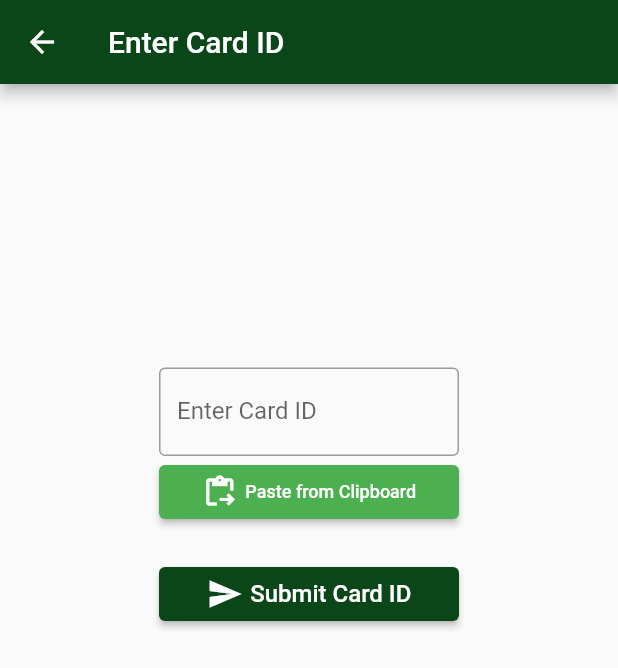
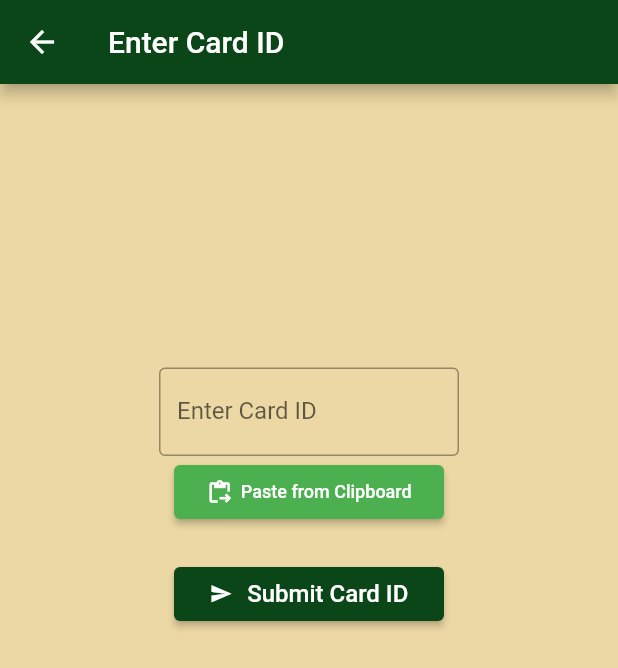
Before and after one commit to mmvergara/psau-rant-flutter, a Flutter app: the screen it shows after launch, item 2 of the bottom bar chosen, after a tap on "Play Card by ID", on a phone screen of 412 x 824 dp. Shown: the top 668 px of the screen. Run offline on Flutter 3.47's test engine with Material 2 defaults, Android fonts, the phone set to English and light mode, and no system bars; our stand-ins replace cloud_firestore, firebase_core, shared_preferences; accounts and stored records are empty.

Commit message:
re organize folders and files

```diff
--- a/lib/pages/flashcards/flash_cards_dashboard_page.dart
+++ /dev/null
@@ -1,33 +0,0 @@
-import 'package:flutter/material.dart';
-import 'package:psau_rant_flutter/pages/flashcards/flash_cards_enter_id_page.dart';
-
-class FlashCardsDashboardPage extends StatefulWidget {
-  const FlashCardsDashboardPage({super.key});
-
-  @override
-  State<FlashCardsDashboardPage> createState() =>
-      _FlashCardsDashboardPageState();
-}
-
-class _FlashCardsDashboardPageState extends State<FlashCardsDashboardPage> {
-  @override
-  Widget build(BuildContext context) {
-    return Scaffold(
-      floatingActionButton: FloatingActionButton.extended(
-        icon: const Icon(Icons.style_outlined),
-        label: const Text("Play Card by ID"),
-        backgroundColor: Colors.amber[700],
-        onPressed: () {
-          Navigator.of(context).push(
-            MaterialPageRoute(builder: (_) => const EnterCardIDPage()),
-          );
-        },
-      ),
-      body: Column(
-        children: const [
-          Text("Flash Cards Dashboard"),
-        ],
-      ),
-    );
-  }
-}
--- a/lib/pages/flashcards/flash_cards_enter_id_page.dart
+++ b/lib/screen/flashcards/enter_cardset_id_page.dart
@@ -1,8 +1,8 @@
 import 'package:flutter/material.dart';
 import 'package:flutter/services.dart';
 import 'package:psau_rant_flutter/models/card_set_model.dart';
-import 'package:psau_rant_flutter/pages/flashcards/flash_cards_preview_page.dart';
-import 'package:psau_rant_flutter/services/cards_service.dart';
+import 'package:psau_rant_flutter/screen/flashcards/card_set_preview_page.dart';
+import 'package:psau_rant_flutter/services/card_set_service.dart';
 import 'package:psau_rant_flutter/theme/psau_colors.dart';
 
 class EnterCardIDPage extends StatefulWidget {
@@ -15,7 +15,7 @@ class EnterCardIDPage extends StatefulWidget {
 class _EnterCardIDPageState extends State<EnterCardIDPage> {
   final _textEditingController = TextEditingController();
   String status = "";
-  final CardSService cservice = CardSService(uid: "");
+  final CardSetService cservice = CardSetService(uid: "");
 
   void _onSubmit() async {
     setState(() {
@@ -40,6 +40,7 @@ class _EnterCardIDPageState extends State<EnterCardIDPage> {
       MaterialPageRoute(
         builder: (_) => CardSetPreviewPage(
           cardSet: cardSet,
+          showSaveOffline: true,
         ),
       ),
     );
@@ -53,8 +54,9 @@ class _EnterCardIDPageState extends State<EnterCardIDPage> {
         title: const Text("Enter Card ID"),
       ),
       body: Container(
+          color: PsauColors.creamBg,
           alignment: Alignment.center,
-          margin: const EdgeInsets.only(top: 150),
+          padding: const EdgeInsets.only(top: 150),
           child: Column(
             children: [
               Container(
@@ -68,12 +70,13 @@ class _EnterCardIDPageState extends State<EnterCardIDPage> {
               TextField(
                 controller: _textEditingController,
                 decoration: const InputDecoration(
-                    border: OutlineInputBorder(),
-                    labelText: 'Enter Card ID',
-                    constraints: BoxConstraints(maxWidth: 200)),
+                  border: OutlineInputBorder(),
+                  labelText: 'Enter Card ID',
+                  constraints: BoxConstraints(maxWidth: 200),
+                ),
               ),
               SizedBox(
-                width: 200,
+                width: 180,
                 child: ElevatedButton(
                   onPressed: () async {
                     final clipboardData = await Clipboard.getData('text/plain');
@@ -84,7 +87,7 @@ class _EnterCardIDPageState extends State<EnterCardIDPage> {
                   child: Row(
                     mainAxisAlignment: MainAxisAlignment.center,
                     children: const [
-                      Icon(Icons.content_paste_go),
+                      Icon(Icons.content_paste_go, size: 18),
                       SizedBox(width: 5),
                       Text(
                         'Paste from Clipboard',
@@ -96,7 +99,7 @@ class _EnterCardIDPageState extends State<EnterCardIDPage> {
               ),
               Container(
                 margin: const EdgeInsets.only(top: 20),
-                width: 200,
+                width: 180,
                 child: ElevatedButton(
                   onPressed: _onSubmit,
                   style: ButtonStyle(
@@ -106,8 +109,11 @@ class _EnterCardIDPageState extends State<EnterCardIDPage> {
                   child: Row(
                     mainAxisAlignment: MainAxisAlignment.center,
                     children: const [
-                      Icon(Icons.send),
-                      SizedBox(width: 5),
+                      Icon(
+                        Icons.send,
+                        size: 15,
+                      ),
+                      SizedBox(width: 10),
                       Text(
                         'Submit Card ID',
                         style: TextStyle(fontSize: 16),
--- a/lib/pages/homepage/home_page.dart
+++ b/lib/screen/home/home_page.dart
@@ -1,7 +1,8 @@
 import 'package:flutter/material.dart';
 import 'package:psau_rant_flutter/models/rant_model.dart';
-import 'package:psau_rant_flutter/pages/rants/rant.dart';
+import 'package:psau_rant_flutter/screen/rants/rant.dart';
 import 'package:psau_rant_flutter/services/rant_service.dart';
+import 'package:psau_rant_flutter/theme/psau_colors.dart';
 
 class HomePage extends StatefulWidget {
   const HomePage({super.key});
@@ -29,12 +30,22 @@ class _HomePageState extends State<HomePage> {
   @override
   Widget build(BuildContext context) {
     return Scaffold(
-        body: ListView.builder(
-      itemCount: rants.length,
-      itemBuilder: (context, index) {
-        Rant rant = rants[index];
-        return RantPiece(rant: rant);
-      },
-    ));
+      body: Container(
+        color: PsauColors.creamBg,
+        child: ListView.builder(
+          itemCount: rants.length,
+          itemBuilder: (context, index) {
+            Rant rant = rants[index];
+            return RantPiece(rant: rant);
+          },
+        ),
+      ),
+      floatingActionButton: FloatingActionButton.extended(
+        onPressed: () {},
+        label: const Text("Create Rant"),
+        icon: const Icon(Icons.campaign),
+        backgroundColor: PsauColors.primaryGreen,
+      ),
+    );
   }
 }
--- /dev/null
+++ b/lib/screen/mycards/mycards_page.dart
@@ -0,0 +1,37 @@
+import 'package:flutter/material.dart';
+import 'package:psau_rant_flutter/screen/flashcards/enter_cardset_id_page.dart';
+import 'package:psau_rant_flutter/theme/psau_colors.dart';
+
+class MyCardsPage extends StatefulWidget {
+  const MyCardsPage({super.key});
+
+  @override
+  State<MyCardsPage> createState() => _MyCardsPageState();
+}
+
+class _MyCardsPageState extends State<MyCardsPage> {
+  @override
+  Widget build(BuildContext context) {
+    return Scaffold(
+      floatingActionButton: FloatingActionButton.extended(
+        icon: const Icon(Icons.style_outlined),
+        label: const Text("Play Card by ID"),
+        backgroundColor: Colors.amber[700],
+        onPressed: () {
+          Navigator.of(context).push(
+            MaterialPageRoute(builder: (_) => const EnterCardIDPage()),
+          );
+        },
+      ),
+      body: Container(
+        width: double.infinity,
+        color: PsauColors.creamBg,
+        child: Column(
+          children: const [
+            Text("Flash Cards Dashboard"),
+          ],
+        ),
+      ),
+    );
+  }
+}
--- a/lib/pages/rants/rant.dart
+++ b/lib/screen/rants/rant.dart
@@ -40,7 +40,7 @@ class RantPieceState extends State<RantPiece> {
           Container(
             width: double.infinity,
             padding: const EdgeInsets.all(8),
-            color: Colors.grey[300],
+            color: PsauColors.sleekGreen,
             child: Column(
               crossAxisAlignment: CrossAxisAlignment.start,
               children: [
--- a/lib/services/cards_service.dart
+++ b/lib/services/card_set_service.dart
@@ -1,9 +1,9 @@
 import 'package:cloud_firestore/cloud_firestore.dart';
 import 'package:psau_rant_flutter/models/card_set_model.dart';
 
-class CardSService {
+class CardSetService {
   final String? uid;
-  CardSService({required this.uid});
+  CardSetService({required this.uid});
   FirebaseFirestore firestore = FirebaseFirestore.instance;
 
   // collection reference
--- a/lib/theme/psau_colors.dart
+++ b/lib/theme/psau_colors.dart
@@ -3,4 +3,5 @@ import 'package:flutter/material.dart';
 class PsauColors {
   static const Color primaryGreen = Color(0xFF0b4619);
   static const Color creamBg = Color(0xFFECD8A4);
+  static const Color sleekGreen = Color(0xFFeef5ef);
 }
```
Also changed, not shown: lib/main.dart (+6 -7 lines), lib/screen/flashcards/card_set_preview_page.dart (renamed from lib/pages/flashcards/flash_cards_preview_page.dart, +12 -5 lines), lib/screen/flashcards/play_flash_cards_page.dart (renamed from lib/pages/flashcards/flash_cards_play_page.dart, +5 -5 lines), lib/screen/flashcards/saved_cardsets_page.dart (renamed from lib/pages/flashcards/flash_cards_saved_page.dart, +6 -5 lines), lib/pages/homepage/rants_page.dart (deleted), lib/pages/homepage/signin_page.dart (deleted), lib/pages/profile_page.dart (deleted), lib/screen/flashcards/flashcard.dart (renamed from lib/pages/flashcards/flashcard.dart), 1 other file.
